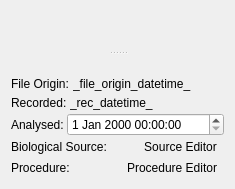
Qt form src/scipyen/gui/widgets/dataclasswidgets/metadatawidget.ui (ctigaret/scipyen) before a commit.
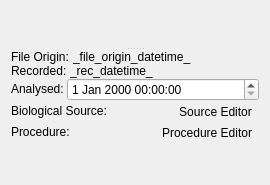
The same form after that commit. Icons and pictures are not drawn. Custom widgets are drawn as their Qt base class.

The edit to the form file:
```diff
--- a/src/scipyen/gui/widgets/dataclasswidgets/metadatawidget.ui
+++ b/src/scipyen/gui/widgets/dataclasswidgets/metadatawidget.ui
@@ -6,14 +6,14 @@
    <rect>
     <x>0</x>
     <y>0</y>
-    <width>235</width>
-    <height>189</height>
+    <width>270</width>
+    <height>185</height>
    </rect>
   </property>
   <property name="windowTitle">
    <string>Form</string>
   </property>
-  <layout class="QGridLayout" name="gridLayout_2">
+  <layout class="QGridLayout" name="gridLayout">
    <item row="0" column="0">
     <widget class="QSplitter" name="splitter">
      <property name="orientation">
@@ -23,36 +23,24 @@
       <number>3</number>
      </property>
      <widget class="DataExchangeWidget" name="dataExchangeWidget" native="true"/>
-     <widget class="QWidget" name="bottomWidget" native="true">
-      <property name="sizePolicy">
-       <sizepolicy hsizetype="Preferred" vsizetype="Ignored">
-        <horstretch>0</horstretch>
-        <verstretch>0</verstretch>
-       </sizepolicy>
-      </property>
-      <layout class="QGridLayout" name="gridLayout">
-       <property name="leftMargin">
-        <number>0</number>
-       </property>
-       <property name="topMargin">
-        <number>0</number>
-       </property>
-       <property name="rightMargin">
-        <number>0</number>
-       </property>
-       <property name="bottomMargin">
-        <number>0</number>
-       </property>
+     <widget class="QWidget" name="">
+      <layout class="QVBoxLayout" name="verticalLayout">
        <property name="spacing">
         <number>0</number>
        </property>
-       <item row="0" column="0">
+       <item>
         <widget class="NameDescriptionWidget" name="nameDescriptionWidget" native="true"/>
        </item>
-       <item row="1" column="0">
+       <item>
         <layout class="QHBoxLayout" name="horizontalLayout">
          <item>
           <widget class="QLabel" name="label">
+           <property name="sizePolicy">
+            <sizepolicy hsizetype="Preferred" vsizetype="Fixed">
+             <horstretch>0</horstretch>
+             <verstretch>0</verstretch>
+            </sizepolicy>
+           </property>
            <property name="text">
             <string>File Origin: </string>
            </property>
@@ -61,7 +49,7 @@
          <item>
           <widget class="QLabel" name="fileOriginLabel">
            <property name="sizePolicy">
-            <sizepolicy hsizetype="MinimumExpanding" vsizetype="Preferred">
+            <sizepolicy hsizetype="MinimumExpanding" vsizetype="Fixed">
              <horstretch>0</horstretch>
              <verstretch>0</verstretch>
             </sizepolicy>
@@ -73,10 +61,16 @@
          </item>
         </layout>
        </item>
-       <item row="2" column="0">
+       <item>
         <layout class="QHBoxLayout" name="horizontalLayout_2">
          <item>
           <widget class="QLabel" name="label_3">
+           <property name="sizePolicy">
+            <sizepolicy hsizetype="Preferred" vsizetype="Fixed">
+             <horstretch>0</horstretch>
+             <verstretch>0</verstretch>
+            </sizepolicy>
+           </property>
            <property name="text">
             <string>Recorded: </string>
            </property>
@@ -85,7 +79,7 @@
          <item>
           <widget class="QLabel" name="recDateTimeLabel">
            <property name="sizePolicy">
-            <sizepolicy hsizetype="MinimumExpanding" vsizetype="Preferred">
+            <sizepolicy hsizetype="MinimumExpanding" vsizetype="Fixed">
              <horstretch>0</horstretch>
              <verstretch>0</verstretch>
             </sizepolicy>
@@ -97,10 +91,16 @@
          </item>
         </layout>
        </item>
-       <item row="3" column="0">
+       <item>
         <layout class="QHBoxLayout" name="horizontalLayout_3">
          <item>
           <widget class="QLabel" name="label_5">
+           <property name="sizePolicy">
+            <sizepolicy hsizetype="Preferred" vsizetype="Fixed">
+             <horstretch>0</horstretch>
+             <verstretch>0</verstretch>
+            </sizepolicy>
+           </property>
            <property name="text">
             <string>Analysed: </string>
            </property>
@@ -118,10 +118,16 @@
          </item>
         </layout>
        </item>
-       <item row="4" column="0">
+       <item>
         <layout class="QHBoxLayout" name="horizontalLayout_4">
          <item>
           <widget class="QLabel" name="label_2">
+           <property name="sizePolicy">
+            <sizepolicy hsizetype="Preferred" vsizetype="Fixed">
+             <horstretch>0</horstretch>
+             <verstretch>0</verstretch>
+            </sizepolicy>
+           </property>
            <property name="text">
             <string>Biological Source: </string>
            </property>
@@ -167,10 +173,16 @@
          </item>
         </layout>
        </item>
-       <item row="5" column="0">
+       <item>
         <layout class="QHBoxLayout" name="horizontalLayout_5">
          <item>
           <widget class="QLabel" name="label_4">
+           <property name="sizePolicy">
+            <sizepolicy hsizetype="Preferred" vsizetype="Fixed">
+             <horstretch>0</horstretch>
+             <verstretch>0</verstretch>
+            </sizepolicy>
+           </property>
            <property name="text">
             <string>Procedure: </string>
            </property>
@@ -216,6 +228,19 @@
          </item>
         </layout>
        </item>
+       <item>
+        <spacer name="verticalSpacer">
+         <property name="orientation">
+          <enum>Qt::Orientation::Vertical</enum>
+         </property>
+         <property name="sizeHint" stdset="0">
+          <size>
+           <width>20</width>
+           <height>10</height>
+          </size>
+         </property>
+        </spacer>
+       </item>
       </layout>
      </widget>
     </widget>
```
